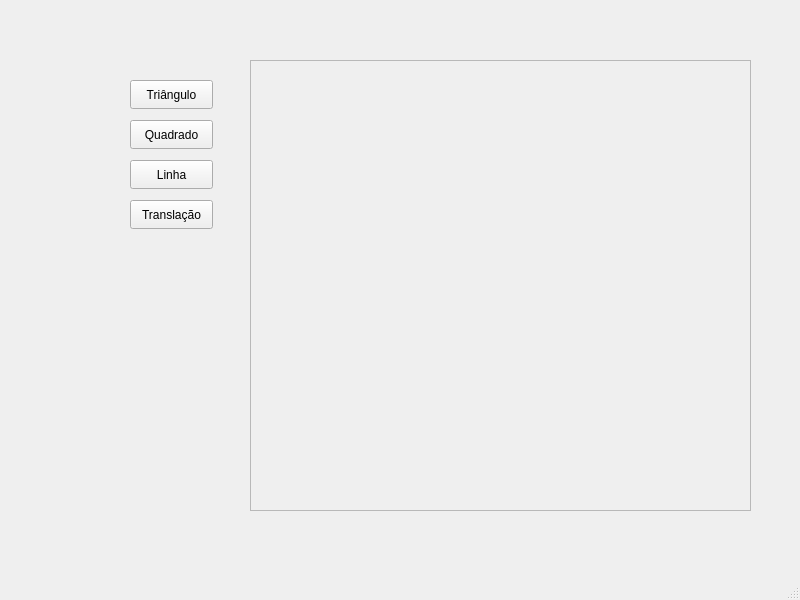
Qt form mainwindow.ui (alessipg/projetoCG) before a commit.
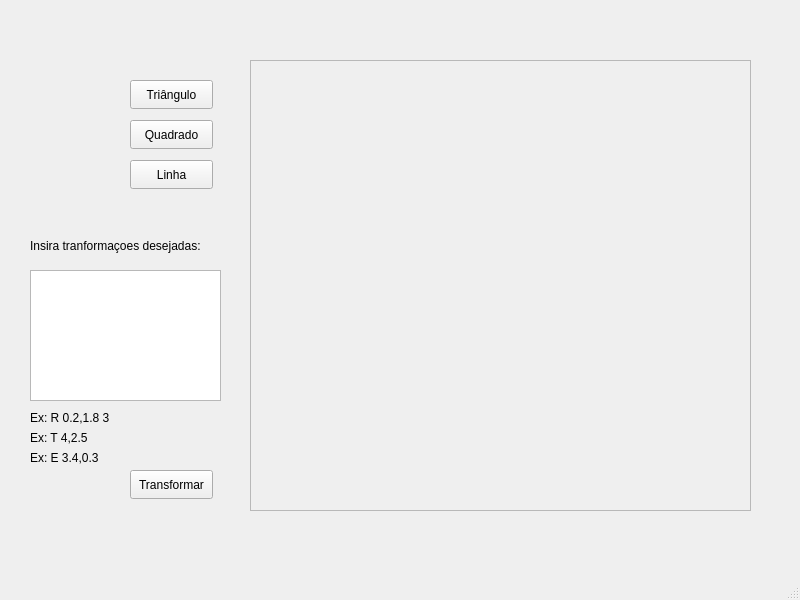
The same form after that commit. Custom widgets are drawn as their Qt base class.

Patch:
```diff
--- a/mainwindow.ui
+++ b/mainwindow.ui
@@ -73,13 +73,75 @@
     <property name="geometry">
      <rect>
       <x>130</x>
-      <y>200</y>
+      <y>470</y>
       <width>83</width>
       <height>29</height>
      </rect>
     </property>
     <property name="text">
-     <string>Translação</string>
+     <string>Transformar</string>
+    </property>
+   </widget>
+   <widget class="QTextEdit" name="cmdTrans">
+    <property name="geometry">
+     <rect>
+      <x>30</x>
+      <y>270</y>
+      <width>191</width>
+      <height>131</height>
+     </rect>
+    </property>
+   </widget>
+   <widget class="QLabel" name="label">
+    <property name="geometry">
+     <rect>
+      <x>30</x>
+      <y>230</y>
+      <width>191</width>
+      <height>31</height>
+     </rect>
+    </property>
+    <property name="text">
+     <string>Insira tranformaçoes desejadas:</string>
+    </property>
+   </widget>
+   <widget class="QLabel" name="label_2">
+    <property name="geometry">
+     <rect>
+      <x>30</x>
+      <y>410</y>
+      <width>131</width>
+      <height>16</height>
+     </rect>
+    </property>
+    <property name="text">
+     <string>Ex: R 0.2,1.8 3</string>
+    </property>
+   </widget>
+   <widget class="QLabel" name="label_3">
+    <property name="geometry">
+     <rect>
+      <x>30</x>
+      <y>430</y>
+      <width>131</width>
+      <height>16</height>
+     </rect>
+    </property>
+    <property name="text">
+     <string>Ex: T 4,2.5</string>
+    </property>
+   </widget>
+   <widget class="QLabel" name="label_4">
+    <property name="geometry">
+     <rect>
+      <x>30</x>
+      <y>450</y>
+      <width>131</width>
+      <height>16</height>
+     </rect>
+    </property>
+    <property name="text">
+     <string>Ex: E 3.4,0.3</string>
     </property>
    </widget>
   </widget>
```
Left out of the diff: 4 changed lines with no effect on the pictures.
